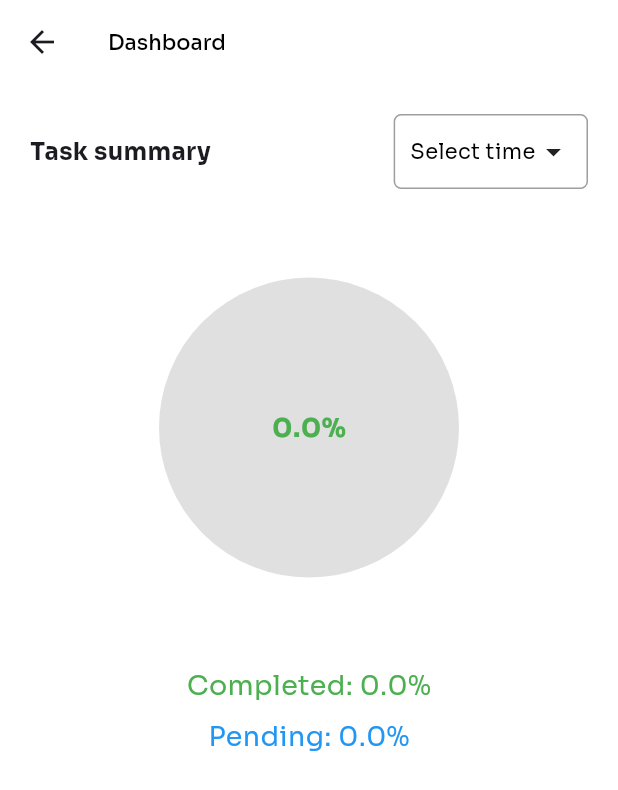
After one commit to Mydangg/Time_Management, a Flutter app: the screen it shows once a user with an empty profile is signed in, item 4 of the bottom bar chosen, after a tap on "Task summary", on a phone screen of 412 x 824 dp. The commit adds this screen. Shown: the top 790 px of the screen. Run offline on Flutter 3.47's test engine with Material 3 defaults, Android fonts, the phone set to English and light mode, and no system bars; drawn by our look-alikes of fl_chart; our stand-ins replace cloud_firestore, firebase_auth, firebase_core, flutter_bloc, flutter_local_notifications, flutter_svg and 6 more; missing offline and left inert: android_alarm_manager_plus; accounts and stored records are empty.

Commit message:
update homepage, read me and create dashboard

```diff
--- a/lib/HomePage/home_screen.dart
+++ b/lib/HomePage/home_screen.dart
@@ -19,6 +19,7 @@ import 'package:cloud_firestore/cloud_firestore.dart';
 import '../../../components/widgets.dart';
 import '../../../routes/pages.dart';
 import '../../../utils/font_sizes.dart';
+import '../tasks/presentation/pages/Dashboard/dashboard_screen.dart';
 import '../tasks/presentation/pages/Schedular/schedular_screen.dart';
 
 class TasksScreen extends StatefulWidget {
@@ -38,6 +39,7 @@ class _TasksScreenState extends State<TasksScreen> {
   void initState() {
     context.read<TasksBloc>().add(FetchTaskEvent());
     _loadUserName();
+
     context.read<TasksBloc>().add(FetchTaskEvent());
     super.initState();
   }
@@ -84,9 +86,11 @@ class _TasksScreenState extends State<TasksScreen> {
       //     case 2:
       //       Navigator.push(context, MaterialPageRoute(builder: (_) => const Page3()));
       //       break;
-      //     case 3:
-      //       Navigator.push(context, MaterialPageRoute(builder: (_) => const Page4()));
-      //       break
+      case 3:
+        Navigator.push(
+          context,
+          MaterialPageRoute(builder: (_) => const DashboardScreen()),
+        );
     }
   }
 
@@ -137,7 +141,7 @@ class _TasksScreenState extends State<TasksScreen> {
         child: Scaffold(
           backgroundColor: Colors.white,
           appBar: CustomAppBar(
-            title: 'Xin chào ${username ?? ''} !',
+            title: 'Hi ${username ?? ''} !',
             showBackArrow: true,
             onBackTap: () async {
               _showLogoutDialog();
@@ -371,15 +375,19 @@ class _TasksScreenState extends State<TasksScreen> {
               items: const [
                 BottomNavigationBarItem(
                   icon: Icon(Icons.home),
-                  label: 'Trang chủ',
+                  label: 'Home',
                 ),
                 BottomNavigationBarItem(
                   icon: Icon(Icons.calendar_month),
-                  label: 'Lịch',
+                  label: 'Schedule',
                 ),
                 BottomNavigationBarItem(
                   icon: Icon(Icons.person),
-                  label: 'Cá nhân',
+                  label: 'Profile',
+                ),
+                BottomNavigationBarItem(
+                  icon: Icon(Icons.dashboard),
+                  label: 'Dashboard',
                 ),
                 BottomNavigationBarItem(
                   icon: Icon(Icons.chat_bubble),
--- a/lib/main.dart
+++ b/lib/main.dart
@@ -16,6 +16,7 @@ import 'package:time_management/tasks/data/local/data_sources/tasks_data_provide
 import 'package:time_management/tasks/data/repository/task_repository.dart';
 import 'package:time_management/tasks/presentation/bloc/tasks_bloc.dart';
 import 'package:time_management/utils/color_palette.dart';
+import 'package:time_management/tasks/presentation/pages/Dashboard/dashboard_screen.dart';
 import 'package:timezone/data/latest.dart' as tz;
 
 import 'bloc_state_observer.dart';
@@ -31,7 +32,6 @@ Future<void> main() async {
   await Firebase.initializeApp(options: DefaultFirebaseOptions.currentPlatform);
 
   tz.initializeTimeZones();
-  WidgetsFlutterBinding.ensureInitialized();
 
   // Kiểm tra nếu không phải là Web và chạy trên Android mới sử dụng AndroidAlarmManager
   if (!kIsWeb && Platform.isAndroid) {
--- /dev/null
+++ b/lib/tasks/presentation/pages/Dashboard/dashboard_screen.dart
@@ -0,0 +1,338 @@
+import 'package:flutter/material.dart';
+import 'package:fl_chart/fl_chart.dart';
+import 'package:flutter/services.dart';
+import 'package:flutter_bloc/flutter_bloc.dart';
+import 'package:flutter_svg/flutter_svg.dart';
+import 'package:cloud_firestore/cloud_firestore.dart';
+import 'package:firebase_auth/firebase_auth.dart';
+import 'package:time_management/components/custom_app_bar.dart';
+import 'package:time_management/utils/color_palette.dart';
+
+import '../../../../utils/util.dart';
+import '../../bloc/tasks_bloc.dart';
+
+
+class DashboardScreen extends StatefulWidget {
+  const DashboardScreen({super.key});
+
+  @override
+  State<StatefulWidget> createState() => _DashboardScreenState();
+
+}
+
+class _DashboardScreenState extends State<DashboardScreen> {
+  int touchedIndex = 0;
+
+  double completedPercent =0;
+  double pendingPercent =0;
+  String selectedrange= 'Select time';
+  bool isLoading = false;
+  final List<String> timeRanges = ['Month', 'Year'];
+  late Widget pendingIcon;
+  late Widget completedIcon;
+
+  @override
+  void initState(){
+    super.initState();
+    pendingIcon = SvgPicture.asset(
+      'assets/svgs/task.svg',
+      width: 40,
+      height: 40,
+    );
+
+    completedIcon = SvgPicture.asset(
+      'assets/svgs/task_checked.svg',
+      width: 40,
+      height: 40,
+    );
+    WidgetsBinding.instance.addPostFrameCallback((_) {
+      getTaskState();
+    });
+  }
+
+  @override
+  Widget build(BuildContext context) {
+    return AnnotatedRegion<SystemUiOverlayStyle>(
+      value: const SystemUiOverlayStyle(
+        statusBarColor: Colors.transparent,
+      ),
+      child: Scaffold(
+        backgroundColor: kWhiteColor,
+        appBar: const CustomAppBar(title: 'Dashboard'),
+        body: GestureDetector(
+          behavior: HitTestBehavior.translucent,
+          onTap: () => FocusScope.of(context).unfocus(),
+          child: Padding(
+            padding: const EdgeInsets.all(20),
+            child: BlocConsumer<TasksBloc, TasksState>(
+              listener: (context, state) {
+                if (state is UpdateTaskFailure) {
+                  ScaffoldMessenger.of(context).showSnackBar(
+                    getSnackBar(state.error, kRed),
+                  );
+                }
+                if (state is UpdateTaskSuccess) {
+                  Navigator.pop(context);
+                }
+              },
+              builder: (context, state) {
+                return SingleChildScrollView(
+                  child: Column(
+                    mainAxisSize: MainAxisSize.min,
+
+                    children: [
+                      Row(
+                        mainAxisAlignment: MainAxisAlignment.spaceBetween,
+                        children: [
+                          const Text(
+                            "Task summary",
+                            style: TextStyle(
+                              fontSize: 16,
+                              fontWeight: FontWeight.bold,
+                            ),
+                          ),
+                          PopupMenuButton<int>(
+                            onSelected: (value) {
+                              setState(() {
+                                if(value ==0)
+                                {
+                                  selectedrange = 'Month';
+                                }
+                                else
+                                {
+                                  selectedrange= 'Year';
+                                }
+                              });
+
+                              getTaskState();
+                            },
+                            itemBuilder: (BuildContext context) => [
+                              PopupMenuItem<int>(
+                                value: 0,
+                                child: Text('Month'),
+                              ),
+                              PopupMenuItem<int>(
+                                value: 1,
+                                child: Text('Year'),
+                              ),
+                            ],
+                            child: Container(
+                              padding: const EdgeInsets.symmetric(horizontal: 10, vertical: 12),
+                              decoration: BoxDecoration(
+                                borderRadius: BorderRadius.circular(5),
+                                border: Border.all(color: Colors.grey),
+                              ),
+                              child: Row(
+                                mainAxisAlignment: MainAxisAlignment.spaceBetween,
+                                children: [
+                                  Text(
+                                    selectedrange.isEmpty ? 'Select Time' : selectedrange,
+                                    style: TextStyle(fontSize: 14, color: Colors.black),
+                                  ),
+                                  Icon(Icons.arrow_drop_down),
+                                ],
+                              ),
+                            ),
+                          ),
+                        ],
+                      ),
+                      const SizedBox(height: 16,),
+                      AspectRatio(
+                        aspectRatio: 1.3,
+                        child: PieChart(
+                          PieChartData(
+                            pieTouchData: PieTouchData(
+                              touchCallback: (FlTouchEvent event, pieTouchResponse) {
+                                setState(() {
+                                  if (!event.isInterestedForInteractions ||
+                                      pieTouchResponse == null ||
+                                      pieTouchResponse.touchedSection == null) {
+                                    touchedIndex = -1;
+                                    return;
+                                  }
+                                  touchedIndex =
+                                      pieTouchResponse.touchedSection!.touchedSectionIndex;
+                                });
+                              },
+                            ),
+                            borderData: FlBorderData(
+                              show: false,
+                            ),
+                            sectionsSpace: 0,
+                            centerSpaceRadius: 0,
+                            sections: showingSections(),
+
+                          ),
+                        ),
+                      ),
+                      Padding(
+                        padding: const EdgeInsets.symmetric(vertical: 16),
+                        child: Column(
+                          children: [
+                            Text(
+                              'Completed: ${completedPercent.toStringAsFixed(1)}%',
+                              style: TextStyle(fontSize: 18, color: Colors.green),
+                            ),
+                            SizedBox(height: 8),
+                            Text(
+                              'Pending: ${pendingPercent.toStringAsFixed(1)}%',
+                              style: TextStyle(fontSize: 18, color: Colors.blue),
+                            ),
+                          ],
+                        ),
+                      ),
+                    ],
+                  ),
+                );
+              },
+            ),
+          ),
+        ),
+      ),
+    );
+  }
+
+  Future<void> getTaskState() async {
+    try {
+      final uid = FirebaseAuth.instance.currentUser?.uid;
+      if (uid == null) {
+        print("❌ UID is null.");
+        return;
+      }
+      DateTime now = DateTime.now();
+      DateTime startDate;
+      DateTime endDate;
+
+      switch (selectedrange) {
+        case 'Month':
+          startDate = DateTime(now.year, now.month, 1); // Ngày đầu tháng
+          endDate = DateTime(now.year, now.month + 1, 0, 23, 59, 59); // Ngày cuối tháng
+          break;
+        case 'Year':
+          startDate = DateTime(now.year, 1, 1); // Ngày đầu năm
+          endDate = DateTime(now.year, 12, 31, 23, 59, 59); // Ngày cuối năm
+          break;
+        default:
+          startDate = now;
+          endDate = now;
+      }
+
+      final taskSnapshot = await FirebaseFirestore.instance
+          .collection('tasks')
+          .where('createById', isEqualTo: uid)
+          .where('startDateTime', isGreaterThanOrEqualTo: Timestamp.fromDate(startDate))
+          .where('startDateTime', isLessThanOrEqualTo: Timestamp.fromDate(endDate))
+          .get();
+
+      final allTasks = taskSnapshot.docs;
+
+      final completedTask = allTasks.where((task) => task['completed'] == true).length;
+      final pendingTask = allTasks.length - completedTask;
+
+      double newCompleted = 0;
+      double newPending = 0;
+      if (allTasks.isNotEmpty) {
+        newCompleted = (completedTask / allTasks.length) * 100;
+        newPending = (pendingTask / allTasks.length) * 100;
+      }
+
+      if (mounted) {
+        setState(() {
+          completedPercent = newCompleted;
+          pendingPercent = newPending;
+          isLoading = false;
+        });
+      }
+    } catch (e, stack) {
+      print("🔥 Lỗi trong getTaskState(): $e");
+      print(stack);
+    }
+  }
+  List<PieChartSectionData> showingSections() {
+    // Kiểm tra nếu không có dữ liệu hoặc dữ liệu bị lỗi (NaN)
+    final hasData = completedPercent + pendingPercent > 0;
+
+    if (!hasData) {
+      return [
+        PieChartSectionData(
+          color: Colors.grey.shade300,
+          value: 1,
+          title: '0.0%',
+          radius: 100,
+          titleStyle: const TextStyle(
+            fontSize: 18,
+            color: Colors.green,
+            fontWeight: FontWeight.bold,
+          ),
+        ),
+      ];
+    }
+
+    return [
+      PieChartSectionData(
+        color: Colors.blue,
+        value: pendingPercent.isNaN ? 0 : pendingPercent,
+        title: '${pendingPercent.toStringAsFixed(1)}%',
+        radius: touchedIndex == 0 ? 110.0 : 100.0,
+        titleStyle: TextStyle(
+          fontSize: touchedIndex == 0 ? 20.0 : 16.0,
+          fontWeight: FontWeight.bold,
+          color: Colors.white,
+          shadows: const [Shadow(color: Colors.black, blurRadius: 2)],
+        ),
+      ),
+      PieChartSectionData(
+        color: Colors.yellow,
+        value: completedPercent.isNaN ? 0 : completedPercent,
+        title: '${completedPercent.toStringAsFixed(1)}%',
+        radius: touchedIndex == 1 ? 110.0 : 100.0,
+        titleStyle: TextStyle(
+          fontSize: touchedIndex == 1 ? 20.0 : 16.0,
+          fontWeight: FontWeight.bold,
+          color: Colors.white,
+          shadows: const [Shadow(color: Colors.black, blurRadius: 2)],
+        ),
+      ),
+    ];
+  }
+}
+class _Badge extends StatelessWidget {
+  const _Badge(
+      this.svgAsset, {
+        required this.size,
+        required this.borderColor,
+      });
+  final String svgAsset;
+  final double size;
+  final Color borderColor;
+
+  @override
+  Widget build(BuildContext context) {
+    return AnimatedContainer(
+      duration: PieChart.defaultDuration,
+      width: size,
+      height: size,
+      decoration: BoxDecoration(
+        color: Colors.white,
+        shape: BoxShape.circle,
+        border: Border.all(
+          color: borderColor,
+          width: 2,
+        ),
+        boxShadow: <BoxShadow>[
+          BoxShadow(
+            color: Colors.black.withValues(alpha: .5),
+            offset: const Offset(3, 3),
+            blurRadius: 3,
+          ),
+        ],
+      ),
+      padding: EdgeInsets.all(size * .15),
+      child: Center(
+        child: SvgPicture.asset(
+          svgAsset,
+        ),
+      ),
+    );
+  }
+}
--- a/lib/utils/color_palette.dart
+++ b/lib/utils/color_palette.dart
@@ -11,3 +11,5 @@ const Color kGrey3 = Color(0xffEFEFEF);
 const Color kPrimaryColor = Color(0xFF3F37C9);
 
 const Color kRed = Color(0xffC5292A);
+
+const Color red = Color(0xffC5292A);
--- a/pubspec.yaml
+++ b/pubspec.yaml
@@ -36,7 +36,6 @@ dependencies:
   cupertino_icons: ^1.0.8
   firebase_dart: ^1.3.3
   firebase_core: ^3.12.1
-#  firebase_cloud_firestore: ^5.4.4
   cloud_firestore: ^5.6.5
   firebase_auth: ^5.5.1
   contentful: ^3.0.5
@@ -50,6 +49,9 @@ dependencies:
   android_alarm_manager_plus: ^4.0.7
   flutter_tts: ^4.2.2
   wakelock_plus: ^1.2.11
+
+#  dashboard
+  fl_chart: ^0.64.0
 
   # The following adds the Cupertino Icons font to your application.
   # Use with the CupertinoIcons class for iOS style icons.
@@ -90,7 +92,6 @@ flutter:
     - images/
     - assets/images/
     - assets/svgs/
-    - assets/images/
 
   fonts:
     - family: Sora
```
Also changed, not shown: pubspec.lock, 2 other files.
